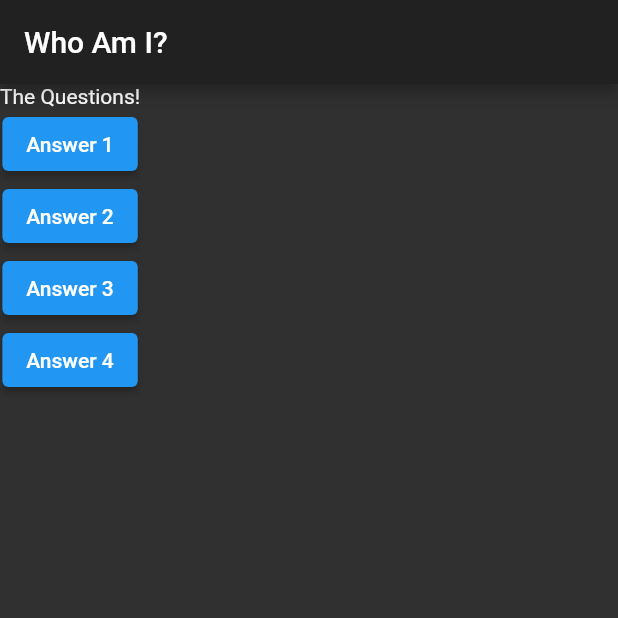
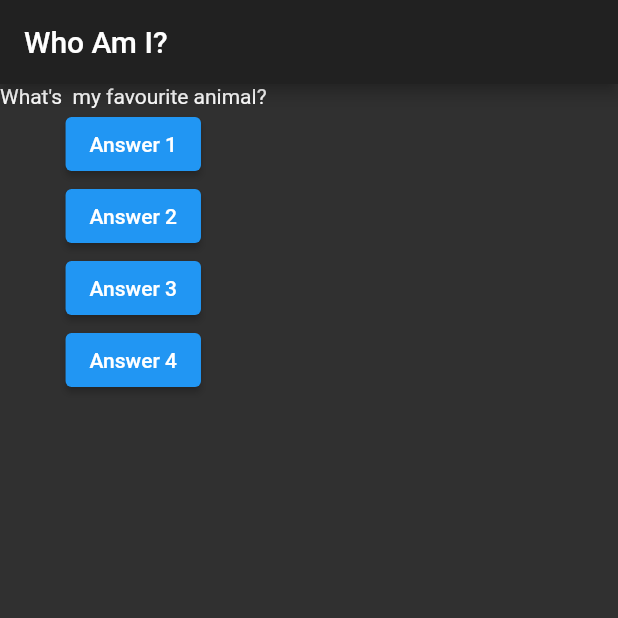
Before and after one commit to karan-17/Flutter-Learning-Quiz-App, a Flutter app: the screen it shows after launch, after a tap on "Answer 1", on a phone screen of 412 x 824 dp, the top half of it. Run offline on Flutter 3.47's test engine with Material 2 defaults, Android fonts, the phone set to English and light mode, and no system bars.

```diff
--- a/lib/main.dart
+++ b/lib/main.dart
@@ -9,15 +9,26 @@ void main() => runApp(MyApp());
 // in main function
 // var p1 = Person(name: 'Max', age: 30);
 
-class MyApp extends StatelessWidget {
-  void answerQuestion(){
-    print('Answer 1 Chosen');
+class MyApp extends StatefulWidget {
+  @override
+  State<StatefulWidget> createState() {
+    return MyAppState(); //connected the 2 classes Myapp and MyAppState
+  }
+}
+class MyAppState extends State<MyApp> {
+  var questionIndex = 0;
+
+  void answerQuestion() {
+    setState(() {
+      questionIndex +=1;
+    });
+    print(questionIndex);
   }
   @override
   Widget build(BuildContext context) {
     var questions = [
       'What\'s my favourite colour?',
-      'What\' my favourite animal?'
+      'What\'s  my favourite animal?'
     ];
     return MaterialApp(
       home: Scaffold(
@@ -26,7 +37,7 @@ class MyApp extends StatelessWidget {
         ),
         body: Column(
           children: [
-            Text('The Questions!'),
+            Text(questions[questionIndex]),
             ElevatedButton(onPressed: answerQuestion,
               child: Text('Answer 1'),),
             ElevatedButton(onPressed: ()=> print('Answer 2 chosen'),//anonymous function
@@ -41,4 +52,4 @@ class MyApp extends StatelessWidget {
       theme: ThemeData.dark(),
     );
   }
-}
+  }
```
